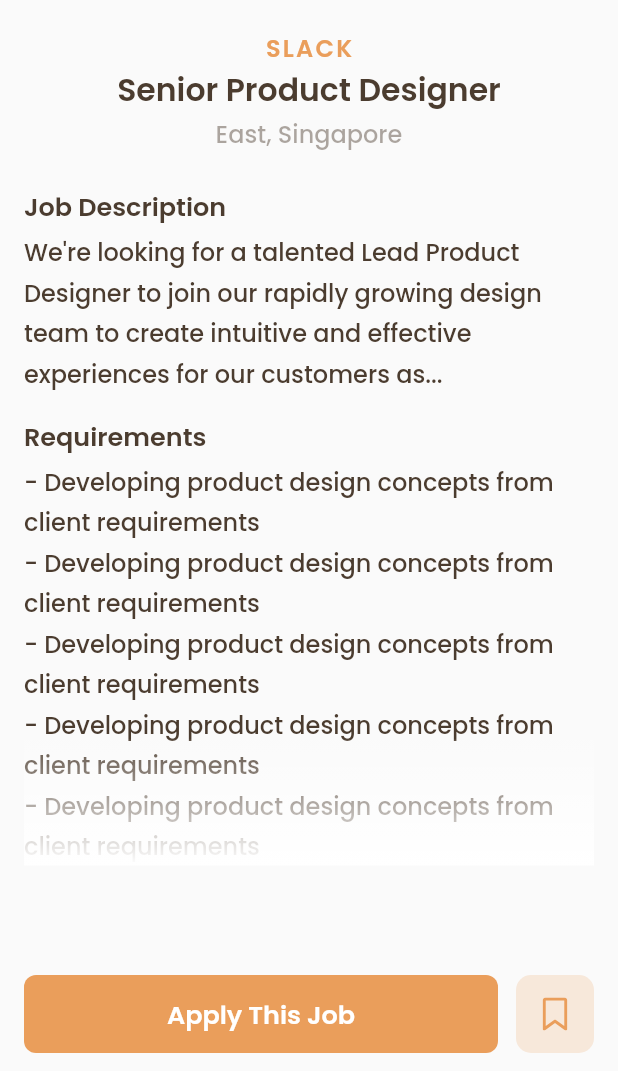
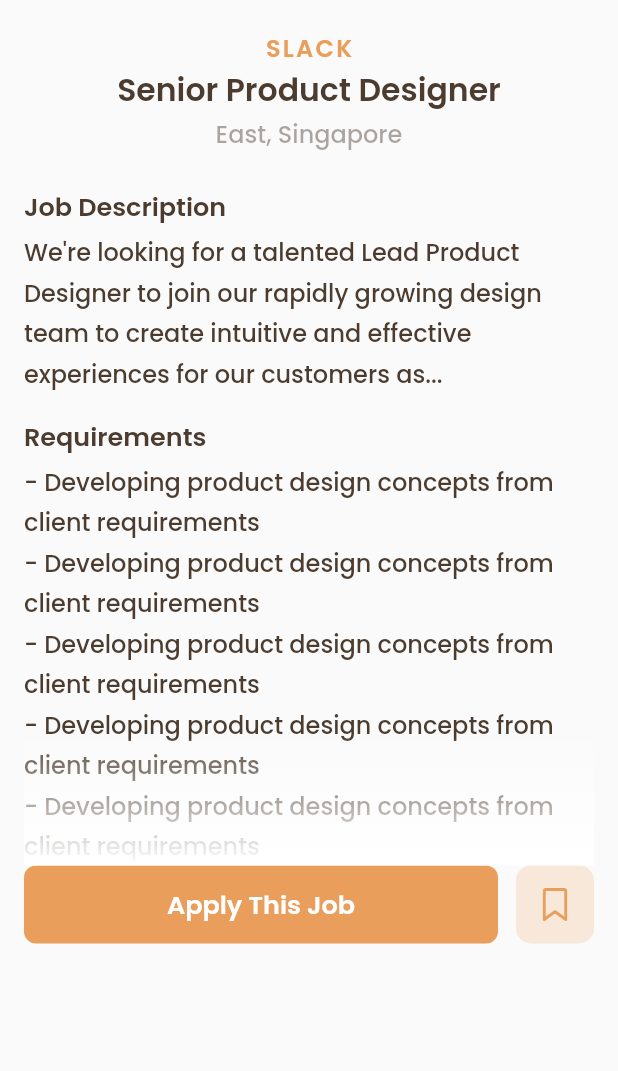
Before and after one commit to coper101/Jobbox-Flutter-App, a Flutter app: the JobDetailSheet widget shown alone on an empty page, opened directly with sample values from the repository, on a phone screen of 412 x 824 dp, the part 165-1236 px from its top. Run offline on Flutter 3.47's test engine with Material 2 defaults, Android fonts, the light colour scheme and no system bars; our stand-ins replace flutter_svg; accounts and stored records are empty.

Commit message:
Update: Bottom Sheet Height

```diff
--- a/lib/widgets/reusable_comps/item/job_list_item.dart
+++ b/lib/widgets/reusable_comps/item/job_list_item.dart
@@ -21,12 +21,15 @@
 
   // -- Actions --
   void onTapItem(BuildContext context) {
+    final size = MediaQuery.of(context).size;
     if (!enabled) {
       return;
     }
     showModalBottomSheet(
+      isScrollControlled: true,
       context: context,
       backgroundColor: Theme.of(context).colorScheme.surface,
+      constraints: BoxConstraints.tight(Size(size.width, size.height * 0.7)),
       shape: const RoundedRectangleBorder(
         borderRadius: BorderRadius.only(
           topLeft: Radius.circular(28),
--- a/lib/widgets/screens/home/job_listing/job_detail_sheet.dart
+++ b/lib/widgets/screens/home/job_listing/job_detail_sheet.dart
@@ -171,7 +171,6 @@
       ),
       child: Container(
         padding: const EdgeInsets.symmetric(horizontal: 16),
-        height: height * 1,
         child: Stack(
           children: [
             _content(context, theme),
```
